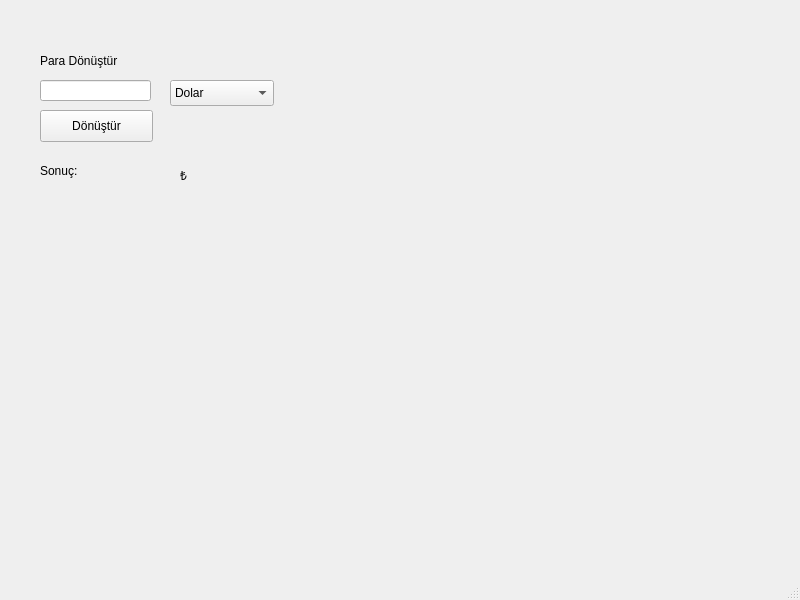
Streisenberg/Currency-Converter, file exchange.ui: the form before one commit.
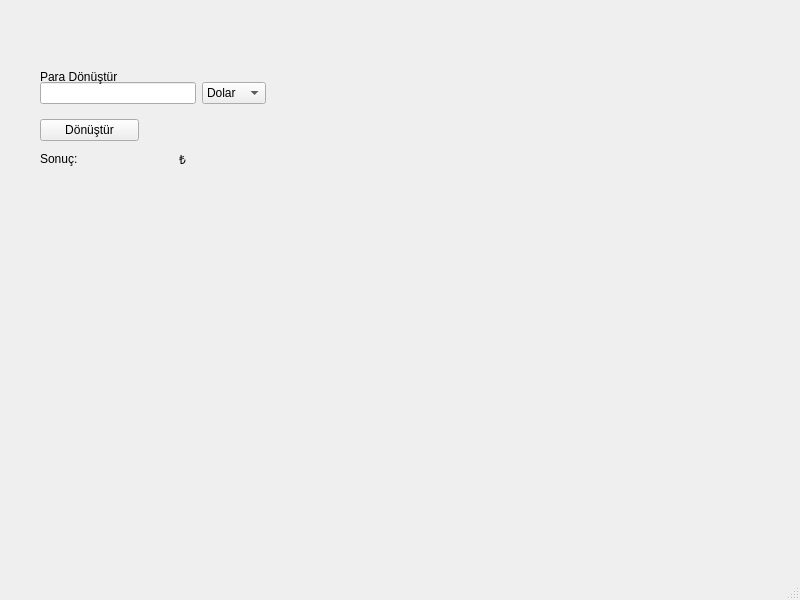
The form after the commit.

Diff of the .ui file:
```diff
--- a/exchange.ui
+++ b/exchange.ui
@@ -14,38 +14,21 @@
    <string>MainWindow</string>
   </property>
   <widget class="QWidget" name="centralwidget">
-   <widget class="QLabel" name="lbl_ana">
-    <property name="geometry">
-     <rect>
-      <x>40</x>
-      <y>40</y>
-      <width>141</width>
-      <height>41</height>
-     </rect>
-    </property>
-    <property name="text">
-     <string>Para Dönüştür</string>
-    </property>
-   </widget>
-   <widget class="QLineEdit" name="txt_para">
+   <widget class="QWidget" name="">
     <property name="geometry">
      <rect>
       <x>40</x>
       <y>80</y>
-      <width>111</width>
-      <height>21</height>
+      <width>226</width>
+      <height>27</height>
      </rect>
     </property>
-   </widget>
+    <layout class="QHBoxLayout" name="horizontalLayout">
+     <item>
+      <widget class="QLineEdit" name="txt_para"/>
+     </item>
+     <item>
    <widget class="QComboBox" name="comboBox">
-    <property name="geometry">
-     <rect>
-      <x>170</x>
-      <y>80</y>
-      <width>104</width>
-      <height>26</height>
-     </rect>
-    </property>
     <item>
      <property name="text">
       <string>Dolar </string>
@@ -67,44 +50,60 @@
      </property>
     </item>
    </widget>
-   <widget class="QLabel" name="lbl_sonuc">
+     </item>
+    </layout>
+   </widget>
+   <widget class="QWidget" name="">
     <property name="geometry">
      <rect>
       <x>40</x>
       <y>150</y>
-      <width>111</width>
-      <height>41</height>
+      <width>271</width>
+      <height>18</height>
      </rect>
     </property>
+    <layout class="QHBoxLayout" name="horizontalLayout_2">
+     <item>
+      <widget class="QLabel" name="lbl_sonuc">
     <property name="text">
      <string>Sonuç:</string>
     </property>
    </widget>
+     </item>
+     <item>
    <widget class="QLabel" name="lbl_tl">
-    <property name="geometry">
-     <rect>
-      <x>180</x>
-      <y>160</y>
-      <width>71</width>
-      <height>31</height>
-     </rect>
-    </property>
     <property name="text">
      <string>₺</string>
     </property>
    </widget>
+     </item>
+    </layout>
+   </widget>
+   <widget class="QWidget" name="">
+    <property name="geometry">
+     <rect>
+      <x>40</x>
+      <y>40</y>
+      <width>99</width>
+      <height>101</height>
+     </rect>
+    </property>
+    <layout class="QVBoxLayout" name="verticalLayout">
+     <item>
+      <widget class="QLabel" name="lbl_ana">
+       <property name="text">
+        <string>Para Dönüştür</string>
+       </property>
+      </widget>
+     </item>
+     <item>
    <widget class="QPushButton" name="pushButton">
-    <property name="geometry">
-     <rect>
-      <x>40</x>
-      <y>110</y>
-      <width>113</width>
-      <height>32</height>
-     </rect>
-    </property>
     <property name="text">
      <string>Dönüştür</string>
     </property>
+      </widget>
+     </item>
+    </layout>
    </widget>
   </widget>
   <widget class="QMenuBar" name="menubar">
```
Lines whose indentation alone changed are shown as unchanged.
